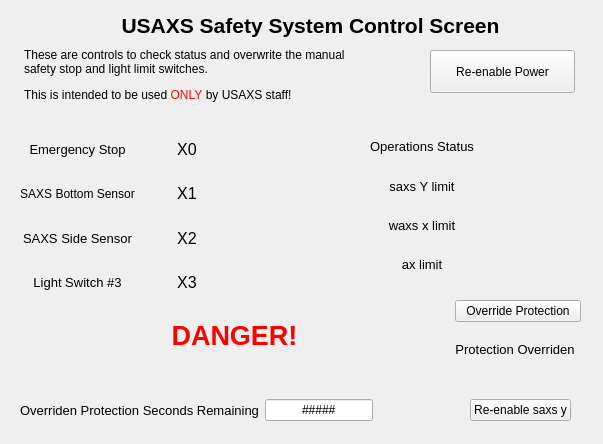
Before: the Qt Designer form usaxs/plc.ui in APS-USAXS/caQtDM-screens, drawn with Qt 5.
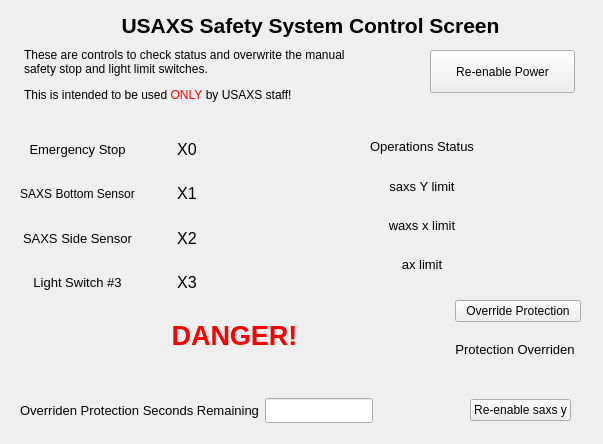
After: the same form once the commit is applied. Custom widgets are drawn as their Qt base class.

```diff
--- a/usaxs/plc.ui
+++ b/usaxs/plc.ui
@@ -101,7 +101,7 @@
     </color>
    </property>
   </widget>
-  <widget class="QWidget" name="">
+  <widget class="QWidget" name="layoutWidget">
    <property name="geometry">
     <rect>
      <x>20</x>
@@ -384,7 +384,7 @@
     </item>
    </layout>
   </widget>
-  <widget class="QWidget" name="">
+  <widget class="QWidget" name="layoutWidget">
    <property name="geometry">
     <rect>
      <x>370</x>
@@ -572,7 +572,7 @@
     </item>
    </layout>
   </widget>
-  <widget class="QWidget" name="">
+  <widget class="QWidget" name="layoutWidget">
    <property name="geometry">
     <rect>
      <x>20</x>
@@ -607,21 +607,43 @@
         </property>
        </widget>
       </item>
-      <item>
-       <widget class="caLineEdit" name="calineedit_24">
-        <property name="text">
-         <string>#####</string>
-        </property>
-        <property name="alignment">
-         <set>Qt::AlignCenter</set>
-        </property>
-        <property name="channel" stdset="0">
-         <string notr="true">$(P)$(PLC)time</string>
-        </property>
-       </widget>
-      </item>
      </layout>
     </item>
+    <item>
+     <widget class="caTextEntry" name="catextentry_55">
+      <property name="sizePolicy">
+       <sizepolicy hsizetype="Expanding" vsizetype="Fixed">
+        <horstretch>0</horstretch>
+        <verstretch>0</verstretch>
+       </sizepolicy>
+      </property>
+      <property name="minimumSize">
+       <size>
+        <width>0</width>
+        <height>25</height>
+       </size>
+      </property>
+      <property name="readOnly">
+       <bool>false</bool>
+      </property>
+      <property name="channel" stdset="0">
+       <string notr="true">$(P)$(PLC)time</string>
+      </property>
+      <property name="background">
+       <color>
+        <red>115</red>
+        <green>215</green>
+        <blue>253</blue>
+       </color>
+      </property>
+      <property name="colorMode">
+       <enum>caLineEdit::Static</enum>
+      </property>
+      <property name="precisionMode">
+       <enum>caLineEdit::User</enum>
+      </property>
+     </widget>
+    </item>
     <item>
      <spacer name="horizontalSpacer">
       <property name="orientation">
@@ -661,7 +683,7 @@
     </item>
    </layout>
   </widget>
-  <widget class="QWidget" name="">
+  <widget class="QWidget" name="layoutWidget">
    <property name="geometry">
     <rect>
      <x>20</x>
@@ -774,6 +796,11 @@
   </widget>
  </widget>
  <customwidgets>
+  <customwidget>
+   <class>caTextEntry</class>
+   <extends>caLineEdit</extends>
+   <header>caTextEntry</header>
+  </customwidget>
   <customwidget>
    <class>caMessageButton</class>
    <extends>QPushButton</extends>
```
Left out of the diff: 9 changed lines with no effect on the pictures.
